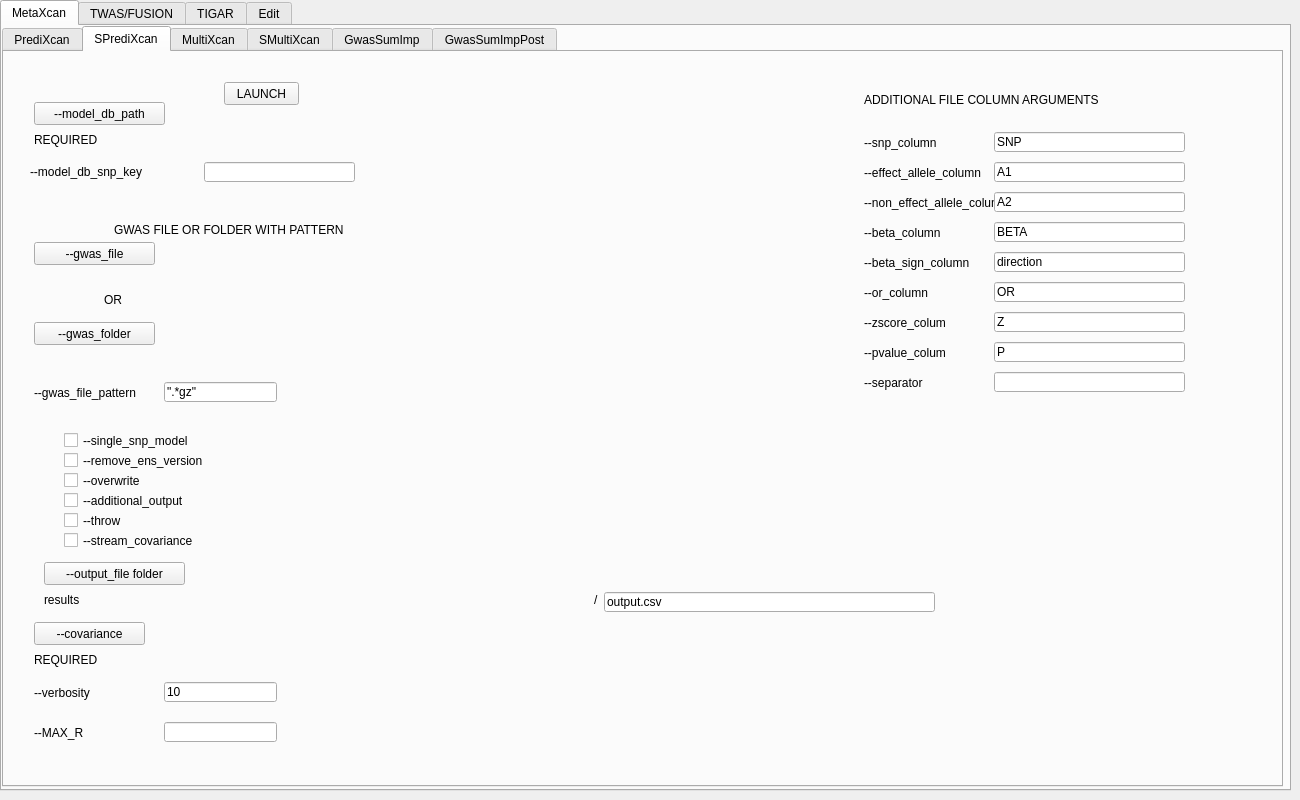
Old version of the form view/App_View.ui in the repository sgrzegorz/imputation_methods_comparison.
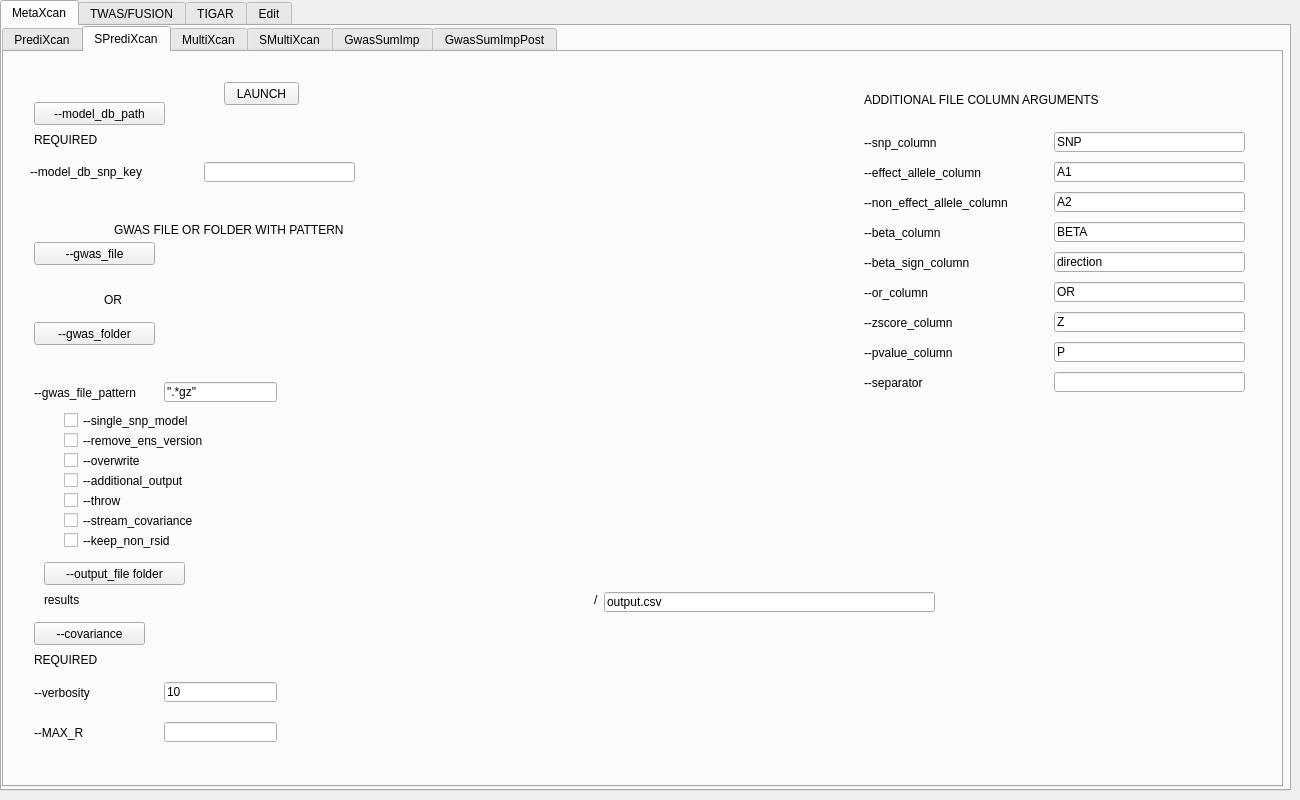
New version of the form. The open tabs and pages were chosen to show the change.

Patch:
```diff
--- a/view/App_View.ui
+++ b/view/App_View.ui
@@ -875,7 +875,7 @@
         <property name="geometry">
          <rect>
           <x>60</x>
-          <y>400</y>
+          <y>380</y>
           <width>181</width>
           <height>17</height>
          </rect>
@@ -888,7 +888,7 @@
         <property name="geometry">
          <rect>
           <x>60</x>
-          <y>440</y>
+          <y>420</y>
           <width>161</width>
           <height>17</height>
          </rect>
@@ -901,7 +901,7 @@
         <property name="geometry">
          <rect>
           <x>60</x>
-          <y>380</y>
+          <y>360</y>
           <width>181</width>
           <height>17</height>
          </rect>
@@ -914,7 +914,7 @@
         <property name="geometry">
          <rect>
           <x>60</x>
-          <y>420</y>
+          <y>400</y>
           <width>141</width>
           <height>17</height>
          </rect>
@@ -992,7 +992,7 @@
         <property name="geometry">
          <rect>
           <x>60</x>
-          <y>460</y>
+          <y>440</y>
           <width>141</width>
           <height>17</height>
          </rect>
@@ -1031,7 +1031,7 @@
         <property name="geometry">
          <rect>
           <x>60</x>
-          <y>480</y>
+          <y>460</y>
           <width>161</width>
           <height>17</height>
          </rect>
@@ -1121,7 +1121,7 @@
        <widget class="QLineEdit" name="MSPSNP">
         <property name="geometry">
          <rect>
-          <x>990</x>
+          <x>1050</x>
           <y>80</y>
           <width>191</width>
           <height>20</height>
@@ -1136,7 +1136,7 @@
          <rect>
           <x>860</x>
           <y>110</y>
-          <width>121</width>
+          <width>171</width>
           <height>21</height>
          </rect>
         </property>
@@ -1147,7 +1147,7 @@
        <widget class="QLineEdit" name="MSPEFF">
         <property name="geometry">
          <rect>
-          <x>990</x>
+          <x>1050</x>
           <y>110</y>
           <width>191</width>
           <height>20</height>
@@ -1162,7 +1162,7 @@
          <rect>
           <x>860</x>
           <y>140</y>
-          <width>131</width>
+          <width>191</width>
           <height>21</height>
          </rect>
         </property>
@@ -1173,7 +1173,7 @@
        <widget class="QLineEdit" name="MSPNON">
         <property name="geometry">
          <rect>
-          <x>990</x>
+          <x>1050</x>
           <y>140</y>
           <width>191</width>
           <height>20</height>
@@ -1199,7 +1199,7 @@
        <widget class="QLineEdit" name="MSPBETA">
         <property name="geometry">
          <rect>
-          <x>990</x>
+          <x>1050</x>
           <y>170</y>
           <width>191</width>
           <height>20</height>
@@ -1214,7 +1214,7 @@
          <rect>
           <x>860</x>
           <y>200</y>
-          <width>111</width>
+          <width>131</width>
           <height>21</height>
          </rect>
         </property>
@@ -1225,7 +1225,7 @@
        <widget class="QLineEdit" name="MSPSIGN">
         <property name="geometry">
          <rect>
-          <x>990</x>
+          <x>1050</x>
           <y>200</y>
           <width>191</width>
           <height>20</height>
@@ -1240,7 +1240,7 @@
          <rect>
           <x>860</x>
           <y>230</y>
-          <width>81</width>
+          <width>91</width>
           <height>21</height>
          </rect>
         </property>
@@ -1251,7 +1251,7 @@
        <widget class="QLineEdit" name="MSPOR">
         <property name="geometry">
          <rect>
-          <x>990</x>
+          <x>1050</x>
           <y>230</y>
           <width>191</width>
           <height>20</height>
@@ -1266,7 +1266,7 @@
          <rect>
           <x>860</x>
           <y>260</y>
-          <width>81</width>
+          <width>131</width>
           <height>21</height>
          </rect>
         </property>
@@ -1277,7 +1277,7 @@
        <widget class="QLineEdit" name="MSPZSCORE">
         <property name="geometry">
          <rect>
-          <x>990</x>
+          <x>1050</x>
           <y>260</y>
           <width>191</width>
           <height>20</height>
@@ -1292,7 +1292,7 @@
          <rect>
           <x>860</x>
           <y>290</y>
-          <width>81</width>
+          <width>141</width>
           <height>21</height>
          </rect>
         </property>
@@ -1303,7 +1303,7 @@
        <widget class="QLineEdit" name="MSPPVAL">
         <property name="geometry">
          <rect>
-          <x>990</x>
+          <x>1050</x>
           <y>290</y>
           <width>191</width>
           <height>20</height>
@@ -1329,7 +1329,7 @@
        <widget class="QLineEdit" name="MSPSEP">
         <property name="geometry">
          <rect>
-          <x>990</x>
+          <x>1050</x>
           <y>320</y>
           <width>191</width>
           <height>20</height>
@@ -1352,6 +1352,19 @@
          <string>/</string>
         </property>
        </widget>
+       <widget class="QCheckBox" name="MSPKEEP">
+        <property name="geometry">
+         <rect>
+          <x>60</x>
+          <y>480</y>
+          <width>181</width>
+          <height>17</height>
+         </rect>
+        </property>
+        <property name="text">
+         <string>--keep_non_rsid</string>
+        </property>
+       </widget>
       </widget>
       <widget class="QWidget" name="tab_6">
        <attribute name="title">
```
Left out of the diff: 34 changed lines with no effect on the pictures.
